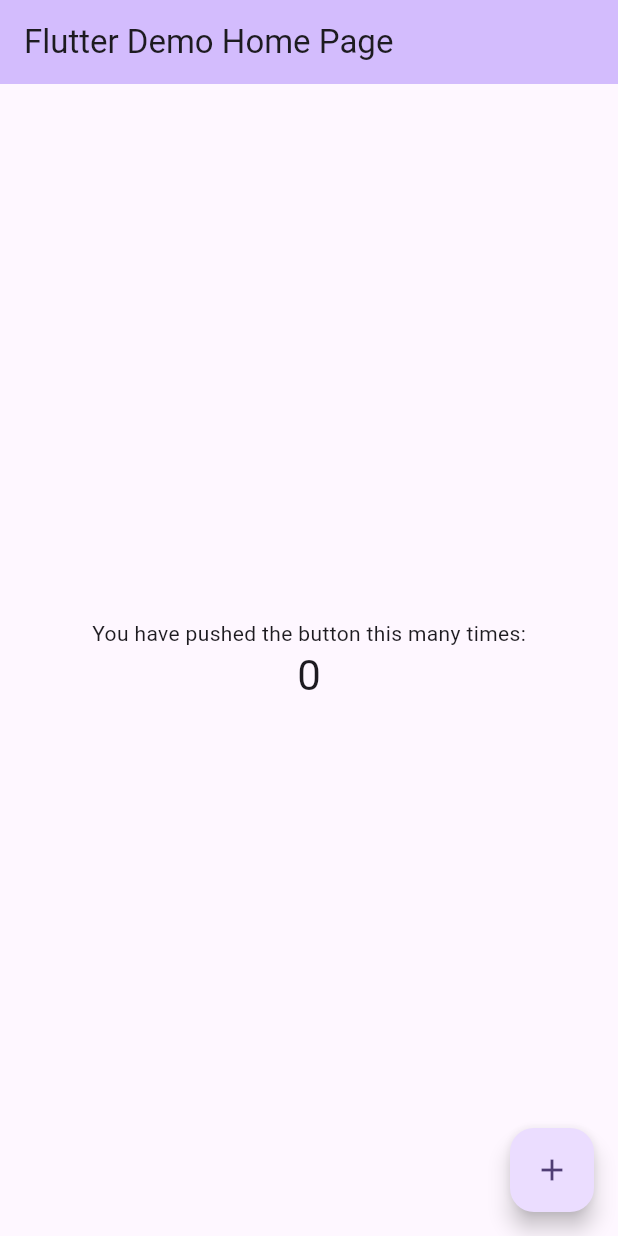
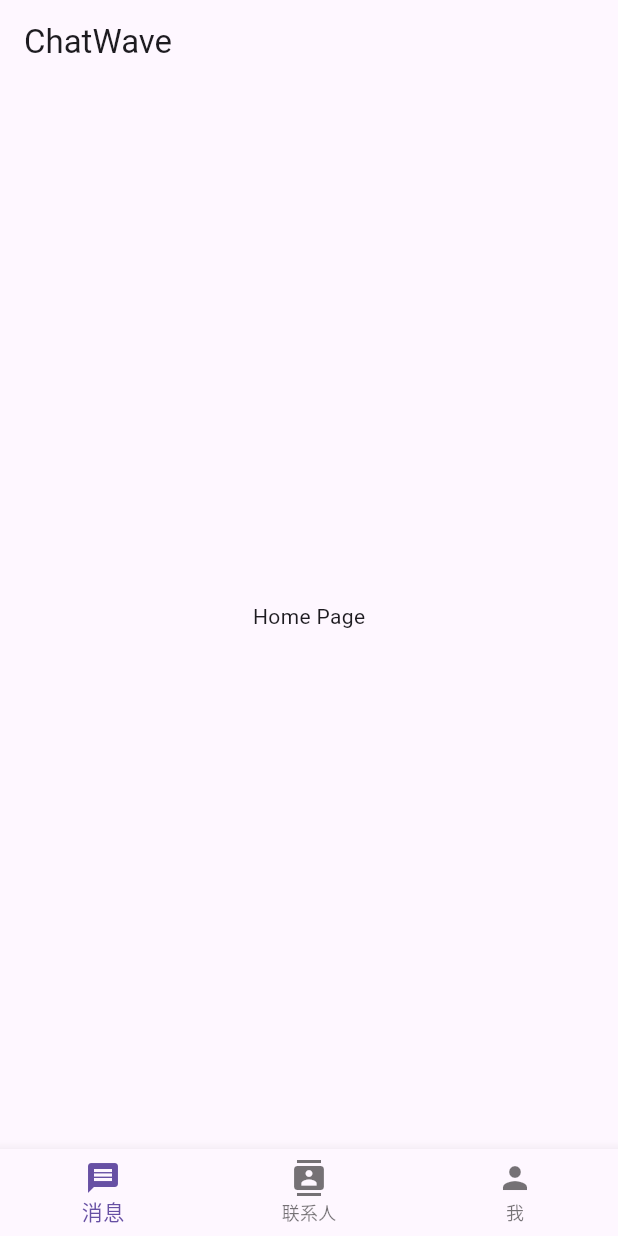
Before and after one commit to xhnya/chat_wave_flutter, a Flutter app: the screen it shows after launch, on a phone screen of 412 x 824 dp. Run offline on Flutter 3.47's test engine with Material 3 defaults, Android fonts, the phone set to English and light mode, and no system bars.

```diff
--- /dev/null
+++ b/lib/contacts/contacts_page.dart
@@ -0,0 +1,12 @@
+import 'package:flutter/material.dart';
+
+class ContactsPage extends StatelessWidget {
+  const ContactsPage({super.key});
+
+  @override
+  Widget build(BuildContext context) {
+    return Center(
+      child: Text('ContactsPage Page'),
+    );
+  }
+}
--- a/lib/main.dart
+++ b/lib/main.dart
@@ -1,4 +1,8 @@
+import 'package:chat_wave_flutter/contacts/contacts_page.dart';
+import 'package:chat_wave_flutter/my/my_page.dart';
 import 'package:flutter/material.dart';
+
+import 'message/message_page.dart';
 
 void main() {
   runApp(const MyApp());
@@ -7,119 +11,67 @@ void main() {
 class MyApp extends StatelessWidget {
   const MyApp({super.key});
 
-  // This widget is the root of your application.
   @override
   Widget build(BuildContext context) {
     return MaterialApp(
-      title: 'Flutter Demo',
       theme: ThemeData(
-        // This is the theme of your application.
-        //
-        // TRY THIS: Try running your application with "flutter run". You'll see
-        // the application has a purple toolbar. Then, without quitting the app,
-        // try changing the seedColor in the colorScheme below to Colors.green
-        // and then invoke "hot reload" (save your changes or press the "hot
-        // reload" button in a Flutter-supported IDE, or press "r" if you used
-        // the command line to start the app).
-        //
-        // Notice that the counter didn't reset back to zero; the application
-        // state is not lost during the reload. To reset the state, use hot
-        // restart instead.
-        //
-        // This works for code too, not just values: Most code changes can be
-        // tested with just a hot reload.
-        colorScheme: ColorScheme.fromSeed(seedColor: Colors.deepPurple),
-        useMaterial3: true,
+        primarySwatch: Colors.blue, // Set your desired primary color here
       ),
-      home: const MyHomePage(title: 'Flutter Demo Home Page'),
+      home: const HomeScreen(),
     );
   }
 }
 
-class MyHomePage extends StatefulWidget {
-  const MyHomePage({super.key, required this.title});
-
-  // This widget is the home page of your application. It is stateful, meaning
-  // that it has a State object (defined below) that contains fields that affect
-  // how it looks.
-
-  // This class is the configuration for the state. It holds the values (in this
-  // case the title) provided by the parent (in this case the App widget) and
-  // used by the build method of the State. Fields in a Widget subclass are
-  // always marked "final".
-
-  final String title;
+class HomeScreen extends StatefulWidget {
+  const HomeScreen({super.key});
 
   @override
-  State<MyHomePage> createState() => _MyHomePageState();
+  HomeScreenState createState() => HomeScreenState();
 }
 
-class _MyHomePageState extends State<MyHomePage> {
-  int _counter = 0;
+class HomeScreenState extends State<HomeScreen> {
+  int _selectedIndex = 0;
 
-  void _incrementCounter() {
+  static const List<Widget> _widgetOptions = <Widget>[
+    MessagePage(),
+    ContactsPage(),
+    MyPage(),
+  ];
+
+  void _onItemTapped(int index) {
     setState(() {
-      // This call to setState tells the Flutter framework that something has
-      // changed in this State, which causes it to rerun the build method below
-      // so that the display can reflect the updated values. If we changed
-      // _counter without calling setState(), then the build method would not be
-      // called again, and so nothing would appear to happen.
-      _counter++;
+      _selectedIndex = index;
     });
   }
 
   @override
   Widget build(BuildContext context) {
-    // This method is rerun every time setState is called, for instance as done
-    // by the _incrementCounter method above.
-    //
-    // The Flutter framework has been optimized to make rerunning build methods
-    // fast, so that you can just rebuild anything that needs updating rather
-    // than having to individually change instances of widgets.
     return Scaffold(
       appBar: AppBar(
-        // TRY THIS: Try changing the color here to a specific color (to
-        // Colors.amber, perhaps?) and trigger a hot reload to see the AppBar
-        // change color while the other colors stay the same.
-        backgroundColor: Theme.of(context).colorScheme.inversePrimary,
-        // Here we take the value from the MyHomePage object that was created by
-        // the App.build method, and use it to set our appbar title.
-        title: Text(widget.title),
+        title: const Text('ChatWave'),
       ),
       body: Center(
-        // Center is a layout widget. It takes a single child and positions it
-        // in the middle of the parent.
-        child: Column(
-          // Column is also a layout widget. It takes a list of children and
-          // arranges them vertically. By default, it sizes itself to fit its
-          // children horizontally, and tries to be as tall as its parent.
-          //
-          // Column has various properties to control how it sizes itself and
-          // how it positions its children. Here we use mainAxisAlignment to
-          // center the children vertically; the main axis here is the vertical
-          // axis because Columns are vertical (the cross axis would be
-          // horizontal).
-          //
-          // TRY THIS: Invoke "debug painting" (choose the "Toggle Debug Paint"
-          // action in the IDE, or press "p" in the console), to see the
-          // wireframe for each widget.
-          mainAxisAlignment: MainAxisAlignment.center,
-          children: <Widget>[
-            const Text(
-              'You have pushed the button this many times:',
-            ),
-            Text(
-              '$_counter',
-              style: Theme.of(context).textTheme.headlineMedium,
-            ),
-          ],
-        ),
+        child: _widgetOptions.elementAt(_selectedIndex),
       ),
-      floatingActionButton: FloatingActionButton(
-        onPressed: _incrementCounter,
-        tooltip: 'Increment',
-        child: const Icon(Icons.add),
-      ), // This trailing comma makes auto-formatting nicer for build methods.
+      bottomNavigationBar: BottomNavigationBar(
+        items: const <BottomNavigationBarItem>[
+          BottomNavigationBarItem(
+            icon: Icon(Icons.message),
+            label: '消息',
+          ),
+          BottomNavigationBarItem(
+            icon: Icon(Icons.contacts),
+            label: '联系人',
+          ),
+          BottomNavigationBarItem(
+            icon: Icon(Icons.person),
+            label: '我',
+          ),
+        ],
+        currentIndex: _selectedIndex,
+        selectedItemColor: Theme.of(context).primaryColor,  // 使用主题中的 primaryColor
+        onTap: _onItemTapped,
+      ),
     );
   }
 }
--- /dev/null
+++ b/lib/message/message_page.dart
@@ -0,0 +1,13 @@
+import 'package:flutter/material.dart';
+
+
+class MessagePage extends StatelessWidget {
+  const MessagePage({super.key});
+
+  @override
+  Widget build(BuildContext context) {
+    return Center(
+      child: Text('Home Page'),
+    );
+  }
+}
--- /dev/null
+++ b/lib/my/my_page.dart
@@ -0,0 +1,12 @@
+import 'package:flutter/material.dart';
+
+class MyPage extends StatelessWidget {
+  const MyPage({super.key});
+
+  @override
+  Widget build(BuildContext context) {
+    return Center(
+      child: Text('MyPage Page'),
+    );
+  }
+}
```
